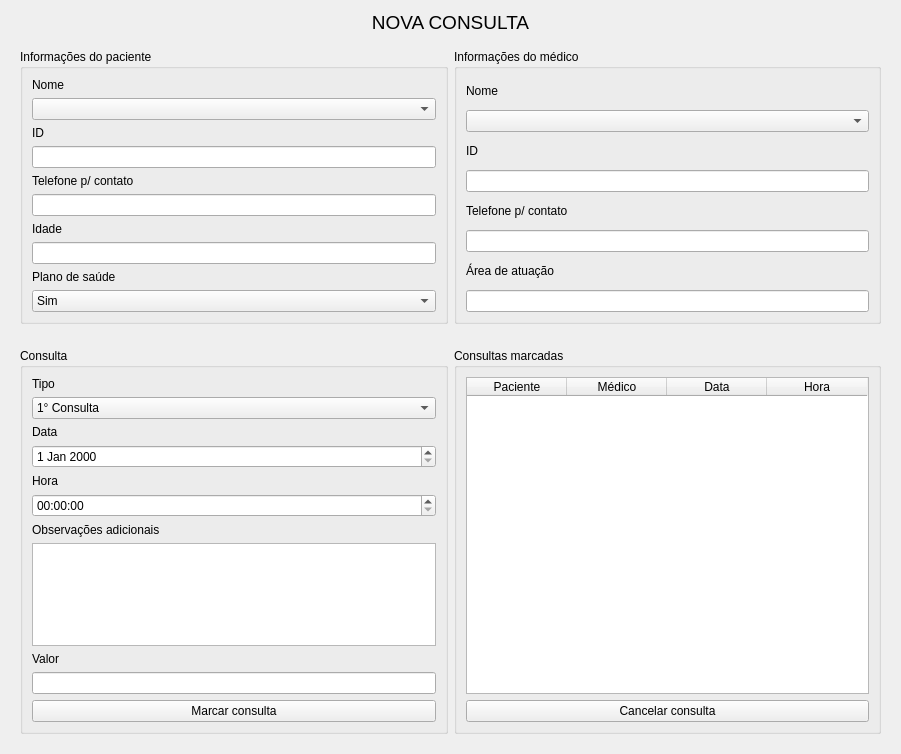
The window that ui/consulta.ui (mateusangeli/PEPMED) describes before a commit, drawn with Qt 5.
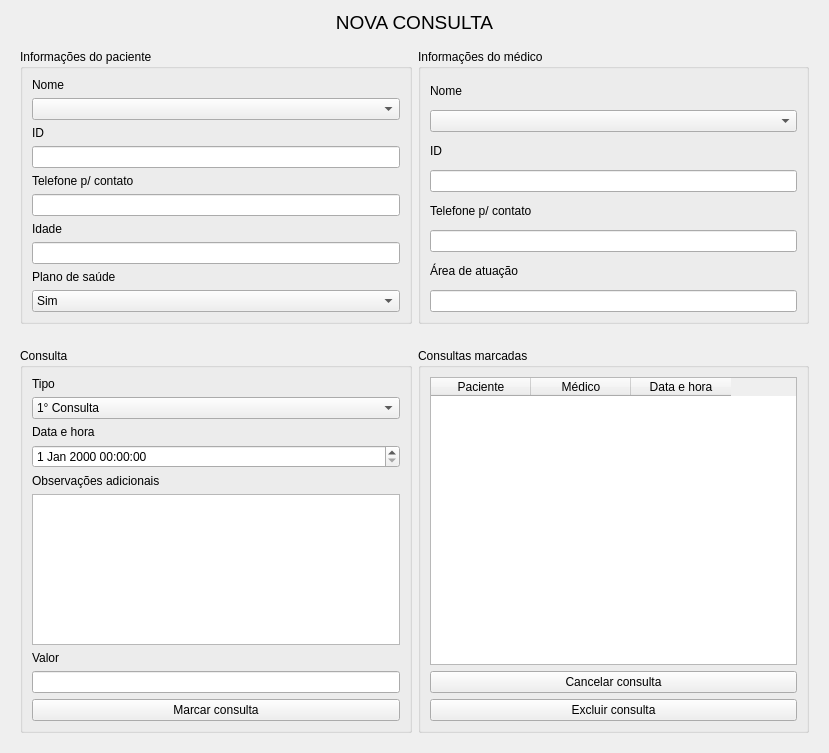
The same window after the commit.

Commit message: Quase terminando consulta

Patch:
```diff
--- a/ui/consulta.ui
+++ b/ui/consulta.ui
@@ -6,8 +6,8 @@
    <rect>
     <x>0</x>
     <y>0</y>
-    <width>901</width>
-    <height>754</height>
+    <width>829</width>
+    <height>753</height>
    </rect>
   </property>
   <property name="windowTitle">
@@ -197,32 +197,29 @@
         <layout class="QHBoxLayout" name="horizontalLayout_4">
          <item>
           <layout class="QGridLayout" name="gridLayout_3">
-           <item row="8" column="0">
+           <item row="6" column="0">
             <widget class="QLabel" name="label_15">
              <property name="text">
               <string>Valor</string>
              </property>
             </widget>
            </item>
-           <item row="3" column="0">
-            <widget class="QDateEdit" name="dateEdit"/>
-           </item>
            <item row="2" column="0">
             <widget class="QLabel" name="label_9">
              <property name="text">
-              <string>Data</string>
+              <string>Data e hora</string>
              </property>
             </widget>
            </item>
-           <item row="6" column="0">
+           <item row="4" column="0">
             <widget class="QLabel" name="label_10">
              <property name="text">
               <string>Observações adicionais</string>
              </property>
             </widget>
            </item>
-           <item row="10" column="0">
-            <widget class="QPushButton" name="pushButton_2">
+           <item row="8" column="0">
+            <widget class="QPushButton" name="salvar_consulta">
              <property name="text">
               <string>Marcar consulta</string>
              </property>
@@ -236,10 +233,7 @@
             </widget>
            </item>
            <item row="5" column="0">
-            <widget class="QTimeEdit" name="timeEdit"/>
-           </item>
-           <item row="7" column="0">
-            <widget class="QTextEdit" name="textEdit"/>
+            <widget class="QTextEdit" name="obs"/>
            </item>
            <item row="1" column="0">
             <widget class="QComboBox" name="comboBox_3">
@@ -255,20 +249,16 @@
              </item>
             </widget>
            </item>
-           <item row="4" column="0">
-            <widget class="QLabel" name="label_11">
-             <property name="text">
-              <string>Hora</string>
-             </property>
-            </widget>
-           </item>
-           <item row="9" column="0">
-            <widget class="QLineEdit" name="lineEdit_7">
+           <item row="7" column="0">
+            <widget class="QLineEdit" name="valor">
              <property name="readOnly">
               <bool>true</bool>
              </property>
             </widget>
            </item>
+           <item row="3" column="0">
+            <widget class="QDateTimeEdit" name="data_consulta"/>
+           </item>
           </layout>
          </item>
         </layout>
@@ -294,12 +284,7 @@
            </column>
            <column>
             <property name="text">
-             <string>Data</string>
-            </property>
-           </column>
-           <column>
-            <property name="text">
-             <string>Hora</string>
+             <string>Data e hora</string>
             </property>
            </column>
           </widget>
@@ -311,6 +296,13 @@
            </property>
           </widget>
          </item>
+         <item>
+          <widget class="QPushButton" name="excluir_btn">
+           <property name="text">
+            <string>Excluir consulta</string>
+           </property>
+          </widget>
+         </item>
         </layout>
        </widget>
       </item>
```
Left out of the diff: 2 changed lines with no effect on the pictures. The commit also changes 7 other files.
